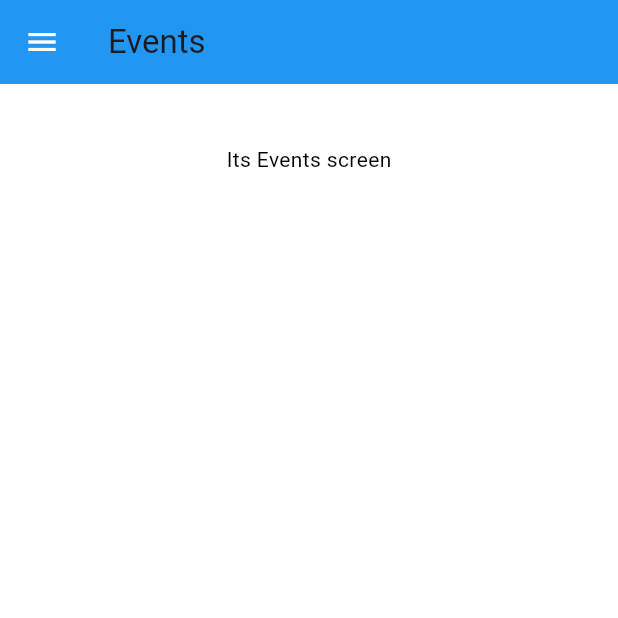
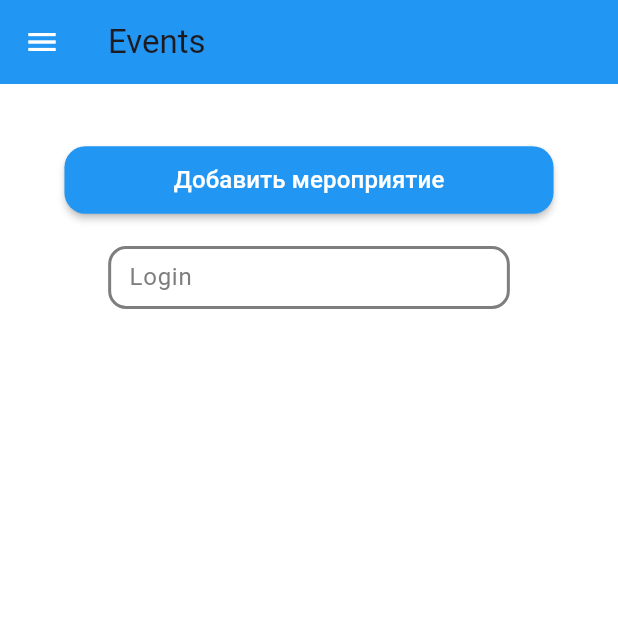
Before and after one commit to nakito-own/Lifeguard-app, a Flutter app: the EventsScreen screen opened by its route, on a phone screen of 412 x 824 dp, the top half of it. Run offline on Flutter 3.47's test engine with Material 3 defaults, Android fonts, the phone set to English and light mode, and no system bars; our stand-ins replace shared_preferences; accounts and stored records are empty; network calls fail.

```diff
--- a/lib/screens/details_screen.dart
+++ b/lib/screens/details_screen.dart
@@ -26,9 +26,6 @@ class DetailsScreen extends StatelessWidget {
             Text(arguments['title'], style: TextStyle(fontSize: 24, fontWeight: FontWeight.bold)),
             SizedBox(height: 16),
             Text(arguments['body']),
-            CustomButtonPush(
-              text: 'Добавить мероприятие', onPressed: () {},
-            ),
             CustomTextField(
             text: 'Логин',  onPressed: () {},
             ),
--- a/lib/screens/events_screen.dart
+++ b/lib/screens/events_screen.dart
@@ -1,4 +1,6 @@
 import 'package:flutter/material.dart';
+import 'package:lifeguard/widgets/custom_button.dart';
+import 'package:lifeguard/widgets/custom_textfield.dart';
 import '../widgets/app_drawer.dart';
 
 class EventsScreen extends StatelessWidget {
@@ -17,11 +19,19 @@ class EventsScreen extends StatelessWidget {
       drawer: AppDrawer(toggleTheme: toggleTheme),
       body: Padding(
           padding: EdgeInsets.only(top: 40, bottom:10, left:10, right:10),
-          child: Align(
-              alignment: Alignment.topCenter,
-              child: Text(
-                  'Its Events screen',
-              )
+          child: Column(
+            crossAxisAlignment: CrossAxisAlignment.start,
+            children: [
+              CustomButton(
+                  buttonText: 'Добавить мероприятие',
+                  onPressed: (){
+                    Navigator.pushNamed(context, '/home');
+                  }),
+              SizedBox(height: 20),
+              CustomTextField(
+                  text: 'Login',
+                  onPressed: (){})
+            ],
           )
       )
     );
--- a/lib/screens/pofile_screen.dart
+++ b/lib/screens/pofile_screen.dart
@@ -20,7 +20,7 @@ class ProfileScreen extends StatelessWidget {
           children: [
             CircleAvatar(
               radius: 50,
-              backgroundImage: NetworkImage('https://sun9-51.userapi.com/impg/Ig98IXgnt40sxJJhi7TdmgOZ5vFckg-h_QF3bw/ZUa76befUXY.jpg?size=487x467&quality=96&sign=cada24b4d5d4cf001a0a2bd1febc0b07&type=album'),
+              backgroundImage: NetworkImage('https://sun9-50.userapi.com/impg/bTJey_bCc3FwC2gb7pZsOw-0i-dYUONmV6kSow/d5gQSDyGbao.jpg?size=810x1080&quality=95&sign=d229f54c186cd28adcf5377d8cc730d2&type=album'),
             ),
             SizedBox(height: 16),
             Text('Kirill Kileevych', style: TextStyle(fontSize: 24, fontWeight: FontWeight.bold)),
--- a/lib/widgets/custom_button.dart
+++ b/lib/widgets/custom_button.dart
@@ -14,11 +14,11 @@ class CustomButton extends StatelessWidget {
   Widget build(BuildContext context) {
 
     final isDarkTheme = Theme.of(context).brightness == Brightness.dark;
-    final buttonColor = isDarkTheme ? Colors.orange[800] : Colors.blue;
+    final buttonColor = isDarkTheme ? Colors.orange[900] : Colors.blue;
     final shadowColor = isDarkTheme ? Colors.black : Colors.black;
 
     return Padding(
-      padding: EdgeInsets.symmetric(horizontal: 16.0),
+      padding: EdgeInsets.symmetric(horizontal: MediaQuery.of(context).size.width * 0.08),
       child: ElevatedButton(
         onPressed: onPressed,
         style: ElevatedButton.styleFrom(
```
